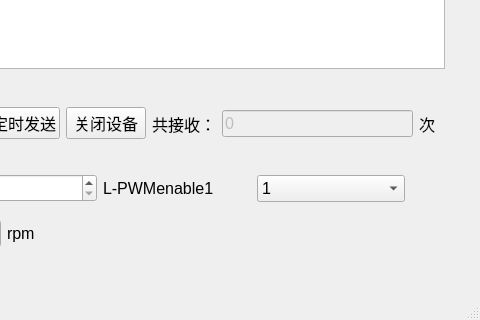
First picture: the form in Program/DBC_ZLGUsbCan_demo/Qt_ZLGUsbCan_demo/mainwindow.ui, repository Jiye1314/StudyMaterials, before the edit; both pictures show x 266 to 746 and y 262 to 582 of the 746 by 582 pixel window.
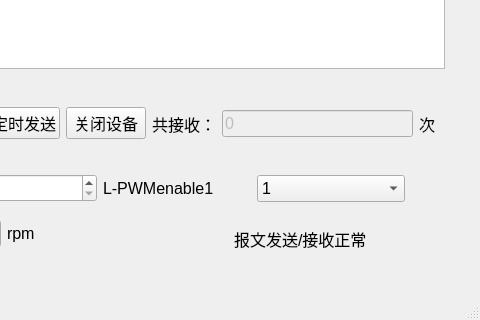
Second picture: the form after the edit.

```diff
--- a/Program/DBC_ZLGUsbCan_demo/Qt_ZLGUsbCan_demo/mainwindow.ui
+++ b/Program/DBC_ZLGUsbCan_demo/Qt_ZLGUsbCan_demo/mainwindow.ui
@@ -186,7 +186,7 @@
      </item>
     </layout>
    </widget>
-   <widget class="QWidget" name="">
+   <widget class="QWidget" name="layoutWidget">
     <property name="geometry">
      <rect>
       <x>60</x>
@@ -222,6 +222,19 @@
      </item>
     </layout>
    </widget>
+   <widget class="QLabel" name="label_status">
+    <property name="geometry">
+     <rect>
+      <x>500</x>
+      <y>490</y>
+      <width>171</width>
+      <height>21</height>
+     </rect>
+    </property>
+    <property name="text">
+     <string>报文发送/接收正常</string>
+    </property>
+   </widget>
   </widget>
   <widget class="QMenuBar" name="menubar">
    <property name="geometry">
```
